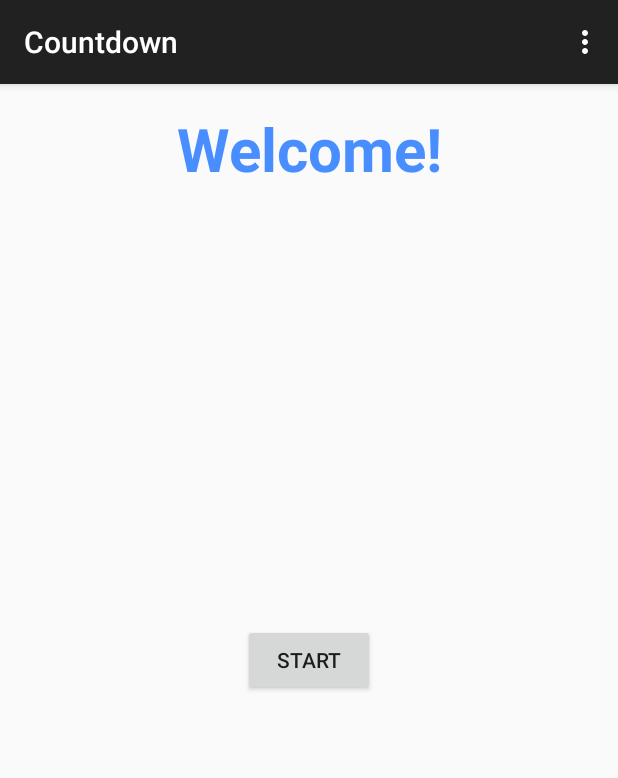
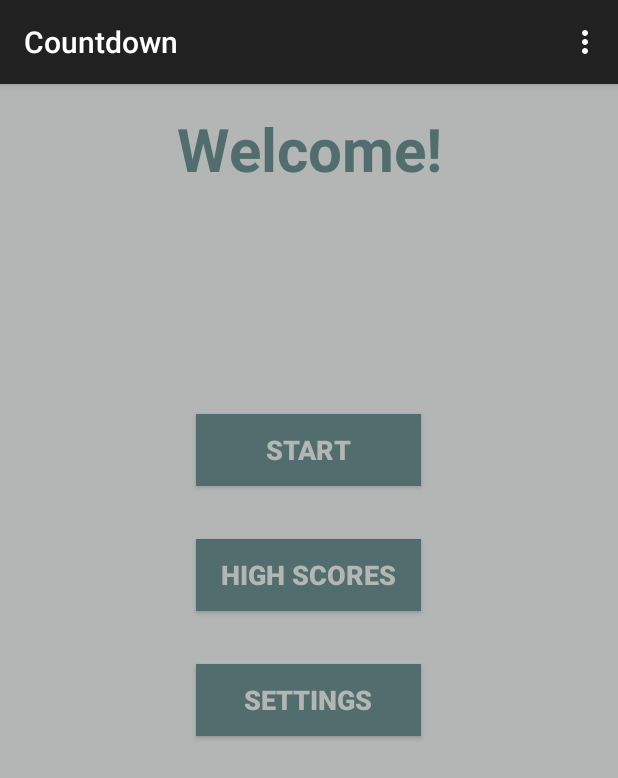
Before and after one commit to keeganbuttimer/CountdownGame, an Android app: the screen it shows after launch (MainActivity), on a phone screen of 412 x 824 dp. Shown: the top 778 px of the screen. Run offline under Robolectric (Android 15) with nearby library versions, the phone set to English and light mode, and no system bars.

Commit message:
Added Buttons and Color to the main screen.

```diff
--- a/app/src/main/res/layout/activity_main.xml
+++ b/app/src/main/res/layout/activity_main.xml
@@ -3,23 +3,74 @@
     android:layout_height="match_parent" android:paddingLeft="@dimen/activity_horizontal_margin"
     android:paddingRight="@dimen/activity_horizontal_margin"
     android:paddingTop="@dimen/activity_vertical_margin"
-    android:paddingBottom="@dimen/activity_vertical_margin" tools:context=".MainActivity">
+    android:paddingBottom="@dimen/activity_vertical_margin" tools:context=".MainActivity"
+    android:background="#B4B6B6">
 
     <TextView android:text="@string/welcome_string" android:layout_width="fill_parent"
         android:layout_height="wrap_content"
         android:id="@+id/welcome_message"
-        android:textColor="#ff498eff"
+        android:textColor="#516D6D"
         android:textStyle="bold"
         android:visibility="visible"
         android:gravity="center"
-        android:textSize="40dp" />
+        android:textSize="40sp" />
 
-    <Button
-        android:layout_width="wrap_content"
-        android:layout_height="wrap_content"
-        android:text="@string/start_button"
-        android:id="@+id/start_button"
-        android:layout_centerVertical="true"
-        android:layout_centerHorizontal="true" />
+    <LinearLayout
+        android:orientation="vertical"
+        android:layout_width="fill_parent"
+        android:layout_height="fill_parent"
+        android:layout_alignParentBottom="true"
+        android:layout_alignParentLeft="true"
+        android:layout_alignParentStart="true"
+        android:layout_below="@+id/welcome_message">
+
+        <Button
+            android:layout_width="150dp"
+            android:layout_height="wrap_content"
+            android:text="@string/start_button"
+            android:id="@+id/start_button"
+            android:layout_below="@+id/welcome_message"
+            android:layout_alignLeft="@+id/highscores_button"
+            android:layout_alignStart="@+id/highscores_button"
+            android:layout_marginTop="150dp"
+            android:layout_alignRight="@+id/highscores_button"
+            android:layout_alignEnd="@+id/highscores_button"
+            android:layout_gravity="center_horizontal"
+            android:background="#516D6D"
+            android:textColor="#B4B6B6"
+            android:textSize="18dp"
+            android:textStyle="bold" />
+
+        <Button
+            android:layout_width="150dp"
+            android:layout_height="wrap_content"
+            android:text="@string/highscores_button"
+            android:id="@+id/highscores_button"
+            android:layout_marginTop="35dp"
+            android:layout_below="@+id/settings_button"
+            android:layout_centerHorizontal="true"
+            android:layout_gravity="center_horizontal"
+            android:background="#516D6D"
+            android:textColor="#B4B6B6"
+            android:textSize="18dp"
+            android:textStyle="bold" />
+
+        <Button
+            android:layout_width="150dp"
+            android:layout_height="wrap_content"
+            android:text="@string/settings_button"
+            android:id="@+id/settings_button"
+            android:layout_marginTop="35dp"
+            android:layout_below="@+id/start_button"
+            android:layout_alignLeft="@+id/highscores_button"
+            android:layout_alignStart="@+id/highscores_button"
+            android:layout_alignRight="@+id/highscores_button"
+            android:layout_alignEnd="@+id/highscores_button"
+            android:layout_gravity="center_horizontal"
+            android:background="#516D6D"
+            android:textColor="#B4B6B6"
+            android:textSize="18dp"
+            android:textStyle="bold" />
+    </LinearLayout>
 
 </RelativeLayout>
--- a/app/src/main/res/values/strings.xml
+++ b/app/src/main/res/values/strings.xml
@@ -5,4 +5,5 @@
     <string name="start_button">Start</string>
     <string name="action_settings">Settings</string>
     <string name="highscores_button">High scores</string>
+    <string name="settings_button">Settings</string>
 </resources>
```
